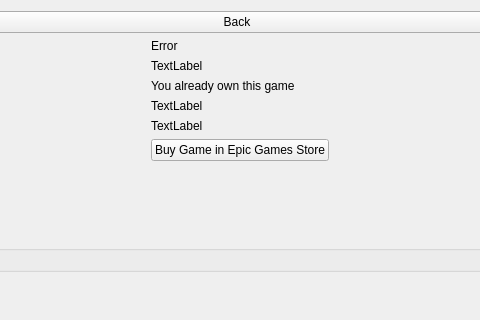
First picture: the form in rare/ui/components/tabs/store/shop_game_info.ui, repository RareDevs/Rare, before the edit; both pictures show x 114 to 594 and y 0 to 320 of the 702 by 468 pixel window.
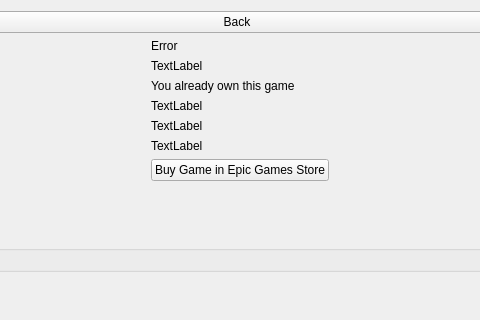
Second picture: the form after the edit.

```diff
--- a/rare/ui/components/tabs/store/shop_game_info.ui
+++ b/rare/ui/components/tabs/store/shop_game_info.ui
@@ -76,6 +76,13 @@
          </property>
         </widget>
        </item>
+       <item>
+        <widget class="QLabel" name="tags">
+         <property name="text">
+          <string>TextLabel</string>
+         </property>
+        </widget>
+       </item>
        <item>
         <widget class="QPushButton" name="open_store_button">
          <property name="text">
```
